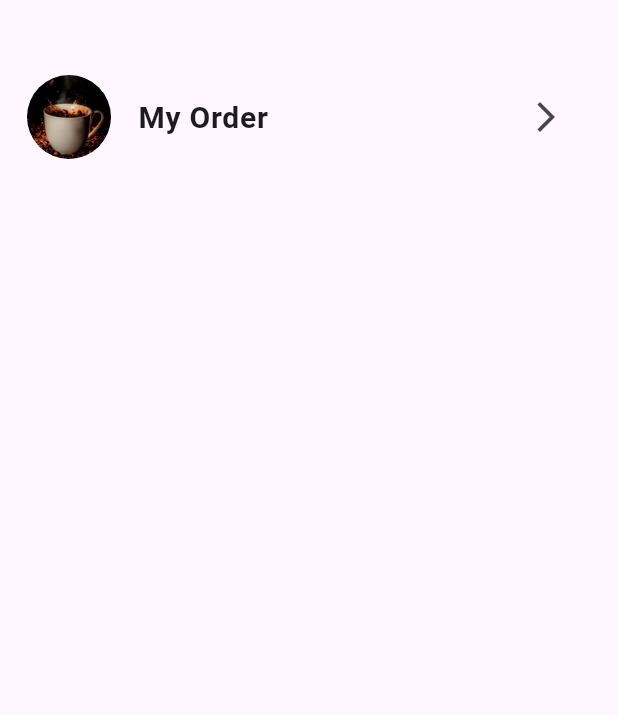
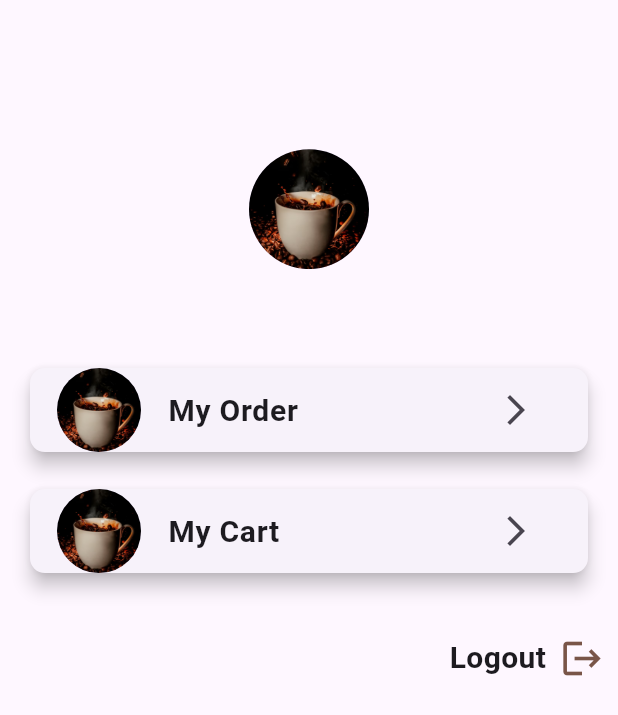
Before and after one commit to reemmohmed/Coffee, a Flutter app: the ProfileView screen opened directly, on a phone screen of 412 x 824 dp. Shown: the top 715 px of the screen. Run offline on Flutter 3.47's test engine with Material 3 defaults, Android fonts, the phone set to English and light mode, and no system bars; our stand-ins replace bloc, dotted_line, flutter_bloc, flutter_dotenv, flutter_map, google_fonts and 4 more; accounts and stored records are empty.

Commit message:
Refactor: Add precacheImage calls, update ProfileView layout, and implement new components for better user experience

```diff
--- a/lib/Featuers/OnBoarding/presentation/view/widget/custom_on_boarding.dart
+++ b/lib/Featuers/OnBoarding/presentation/view/widget/custom_on_boarding.dart
@@ -11,6 +11,8 @@ class CustomOnBoarding extends StatelessWidget {
   static const double tob = 16;
   @override
   Widget build(BuildContext context) {
+    precacheImage(AssetImage(ImageApp.onboarding), context);
+
     return Stack(
       children: [
         Image.asset(ImageApp.onboarding),
--- a/lib/Featuers/home/presentation/view/detals_view.dart
+++ b/lib/Featuers/home/presentation/view/detals_view.dart
@@ -10,6 +10,8 @@ class DetalsView extends StatelessWidget {
 
   @override
   Widget build(BuildContext context) {
+    precacheImage(AssetImage(ImageApp.onboarding), context);
+
     const double left = 16.0;
     const double top = 16.0;
     const double right = 16.0;
--- a/lib/Featuers/home/presentation/view/widget/custom_catogery.dart
+++ b/lib/Featuers/home/presentation/view/widget/custom_catogery.dart
@@ -9,6 +9,8 @@ class CustomCatogery extends StatelessWidget {
 
   @override
   Widget build(BuildContext context) {
+    precacheImage(AssetImage(ImageApp.banner), context);
+
     final size = MediaQuery.of(context).size;
     return GestureDetector(
       onTap: () {
--- a/lib/Featuers/home/presentation/view/widget/custom_imge_center.dart
+++ b/lib/Featuers/home/presentation/view/widget/custom_imge_center.dart
@@ -6,6 +6,8 @@ class CustomImageCenter extends StatelessWidget {
 
   @override
   Widget build(BuildContext context) {
+    precacheImage(AssetImage(ImageApp.banner), context);
+
     final size = MediaQuery.of(context).size;
     return Positioned(
       top: size.height * .2,
--- a/lib/Featuers/my_cart/view/cart_view.dart
+++ b/lib/Featuers/my_cart/view/cart_view.dart
@@ -10,6 +10,8 @@ class CartView extends StatelessWidget {
 
   @override
   Widget build(BuildContext context) {
+    precacheImage(AssetImage(ImageApp.onboarding), context);
+
     final size = MediaQuery.of(context).size;
 
     return Scaffold(
--- /dev/null
+++ b/lib/Featuers/profile/view/image_circlle_avatar.dart
@@ -0,0 +1,16 @@
+import 'package:coffee_app/core/app_Image/image_app.dart';
+import 'package:flutter/material.dart';
+
+class ImageCirclleAvatar extends StatelessWidget {
+  const ImageCirclleAvatar({super.key, this.radius});
+  final double? radius;
+  @override
+  Widget build(BuildContext context) {
+    precacheImage(AssetImage(ImageApp.onboarding), context);
+
+    return CircleAvatar(
+      radius: radius ?? 30,
+      backgroundImage: AssetImage(ImageApp.onboarding),
+    );
+  }
+}
--- a/lib/Featuers/profile/view/profile_view.dart
+++ b/lib/Featuers/profile/view/profile_view.dart
@@ -1,5 +1,10 @@
+import 'package:coffee_app/Featuers/my_cart/view/cart_view.dart';
 import 'package:coffee_app/Featuers/my_cart/view/order_view.dart';
+import 'package:coffee_app/Featuers/profile/view/image_circlle_avatar.dart';
+import 'package:coffee_app/Featuers/profile/view/widget/custom_list_titel.dart';
+import 'package:coffee_app/Featuers/profile/view/widget/custom_logout.dart';
 import 'package:coffee_app/core/app_Image/image_app.dart';
+import 'package:coffee_app/core/widgets/titel_text_widget.dart';
 import 'package:flutter/material.dart';
 
 class ProfileView extends StatelessWidget {
@@ -7,12 +12,18 @@ class ProfileView extends StatelessWidget {
 
   @override
   Widget build(BuildContext context) {
+    final size = MediaQuery.of(context).size;
+    precacheImage(AssetImage(ImageApp.onboarding), context);
     return Scaffold(
       body: Padding(
         padding: const EdgeInsets.only(top: 50),
         child: Column(
           children: [
-            ListTile(
+            SizedBox(height: size.height * 0.06),
+            ImageCirclleAvatar(radius: 40),
+            SizedBox(height: size.height * 0.08),
+            CustomListTitel(
+              titel: "My Order",
               onTap: () {
                 Navigator.push(
                   context,
@@ -23,19 +34,23 @@ class ProfileView extends StatelessWidget {
                   ),
                 );
               },
-              leading: CircleAvatar(
-                radius: 30,
-                backgroundImage: AssetImage(ImageApp.onboarding),
-              ),
-              title: Text(
-                'My Order',
-                style: TextStyle(fontSize: 20, fontWeight: FontWeight.bold),
-              ),
-              trailing: IconButton(
-                icon: Icon(Icons.arrow_forward_ios),
-                onPressed: () {},
-              ),
             ),
+            SizedBox(height: size.height * 0.03),
+            CustomListTitel(
+              titel: "My Cart",
+              onTap: () {
+                Navigator.push(
+                  context,
+                  MaterialPageRoute(
+                    builder: (context) {
+                      return CartView();
+                    },
+                  ),
+                );
+              },
+            ),
+            SizedBox(height: size.height * 0.04),
+            CustomLogOut(),
           ],
         ),
       ),
--- /dev/null
+++ b/lib/Featuers/profile/view/widget/custom_list_titel.dart
@@ -0,0 +1,29 @@
+import 'package:coffee_app/Featuers/profile/view/image_circlle_avatar.dart';
+import 'package:flutter/material.dart';
+
+class CustomListTitel extends StatelessWidget {
+  const CustomListTitel({super.key, required this.titel, this.onTap});
+  final String titel;
+  final void Function()? onTap;
+  @override
+  Widget build(BuildContext context) {
+    return Card(
+      elevation: 5,
+      margin: const EdgeInsets.symmetric(horizontal: 20),
+      shape: RoundedRectangleBorder(borderRadius: BorderRadius.circular(10)),
+      child: ListTile(
+        onTap: onTap,
+
+        leading: ImageCirclleAvatar(),
+        title: Text(
+          titel,
+          style: TextStyle(fontSize: 20, fontWeight: FontWeight.bold),
+        ),
+        trailing: IconButton(
+          icon: Icon(Icons.arrow_forward_ios),
+          onPressed: () {},
+        ),
+      ),
+    );
+  }
+}
--- /dev/null
+++ b/lib/Featuers/profile/view/widget/custom_logout.dart
@@ -0,0 +1,20 @@
+import 'package:coffee_app/core/widgets/titel_text_widget.dart';
+import 'package:flutter/material.dart';
+
+class CustomLogOut extends StatelessWidget {
+  const CustomLogOut({super.key});
+
+  @override
+  Widget build(BuildContext context) {
+    return Row(
+      mainAxisAlignment: MainAxisAlignment.end,
+      children: [
+        TitelTextWidget(text: "Logout"),
+        IconButton(
+          onPressed: () {},
+          icon: Icon(Icons.logout, color: Colors.brown, size: 30),
+        ),
+      ],
+    );
+  }
+}
--- a/pubspec.yaml
+++ b/pubspec.yaml
@@ -34,6 +34,7 @@ dependencies:
   flutter:
     sdk: flutter
   flutter_bloc: ^9.1.1
+  flutter_dotenv: ^5.2.1
   flutter_map: ^8.1.1
   flutter_polyline_points: ^2.1.0
   google_fonts: ^6.2.1
@@ -41,6 +42,7 @@ dependencies:
   google_nav_bar: ^5.0.7
   ionicons: ^0.2.2
   latlong2: ^0.9.1
+  supabase_flutter: ^2.9.1
 
 dev_dependencies:
   flutter_lints: ^5.0.0
```
Also changed, not shown: lib/main.dart (+8 -1 lines), pubspec.lock, 6 other files.
